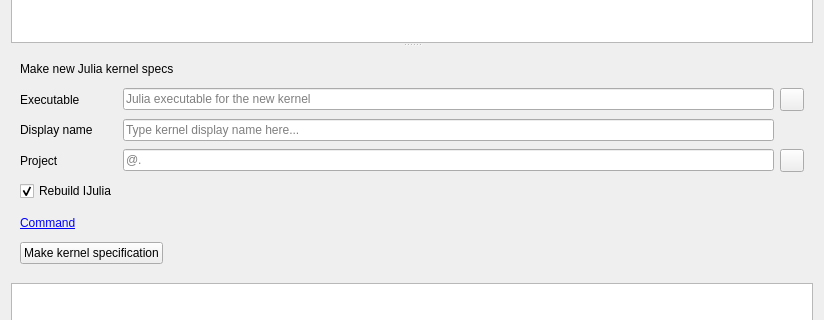
Before: the Qt Designer form spinetoolbox/ui/kernel_editor_dialog.ui in spine-tools/Spine-Toolbox, drawn with Qt 5; both pictures show x 0 to 824 and y 183 to 503 of the 824 by 625 pixel window.
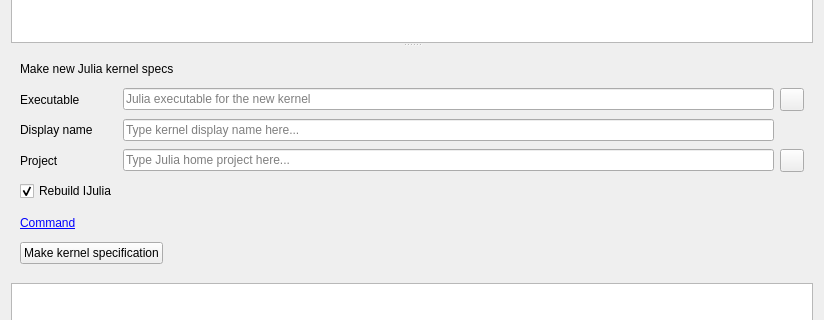
After: the same form once the commit is applied. The open tabs and pages were chosen to show the change. Icons and pictures are not drawn.

Commit message:
Use julia default project in kernel editor
The julia default value for the `--project=` switch is the empty
string, which means use the project at .julia/environments/<version>

In the kernel editor we were using `@.` as default, which means use
the project at the current working directory. The result in this
case depends on where toolbox is started from, which is difficult
to manage. So I just changed to follow the julia natural behavior.

Patch:
```diff
--- a/spinetoolbox/ui/kernel_editor_dialog.ui
+++ b/spinetoolbox/ui/kernel_editor_dialog.ui
@@ -376,7 +376,7 @@
            <string>&lt;html&gt;&lt;head/&gt;&lt;body&gt;&lt;p&gt;Julia project for the new kernel&lt;/p&gt;&lt;/body&gt;&lt;/html&gt;</string>
           </property>
           <property name="placeholderText">
-           <string>@.</string>
+           <string>Type Julia home project here...</string>
           </property>
           <property name="clearButtonEnabled">
            <bool>true</bool>
```
Left out of the diff: 2 changed lines with no effect on the pictures. The commit also changes 2 other files.
